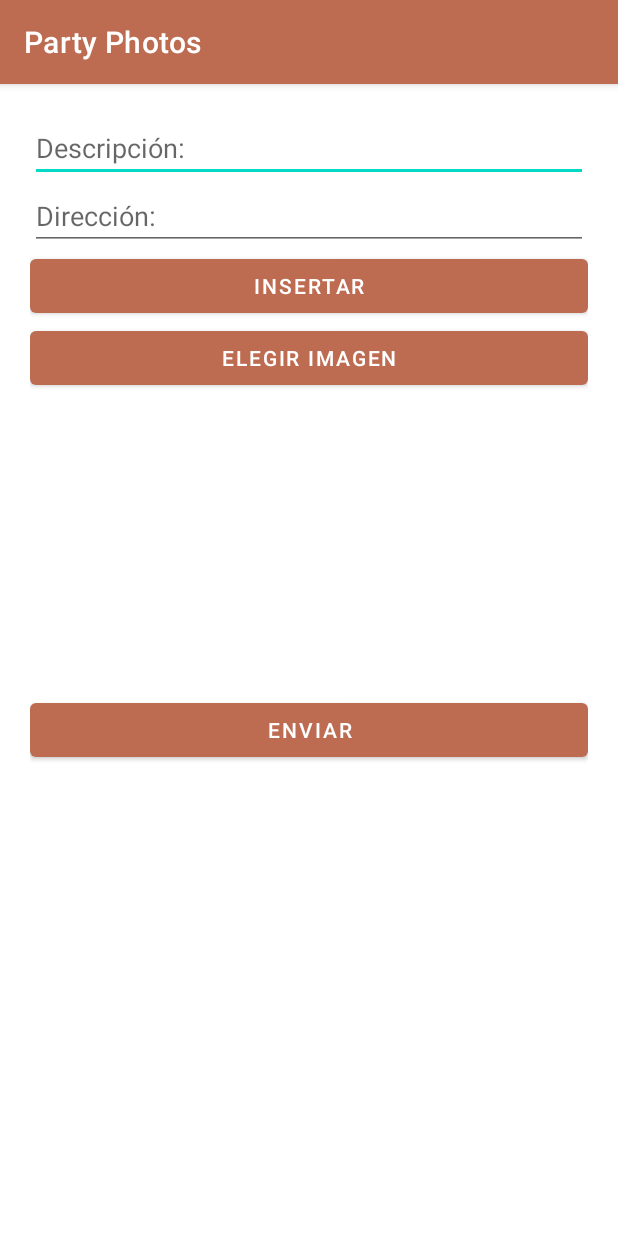
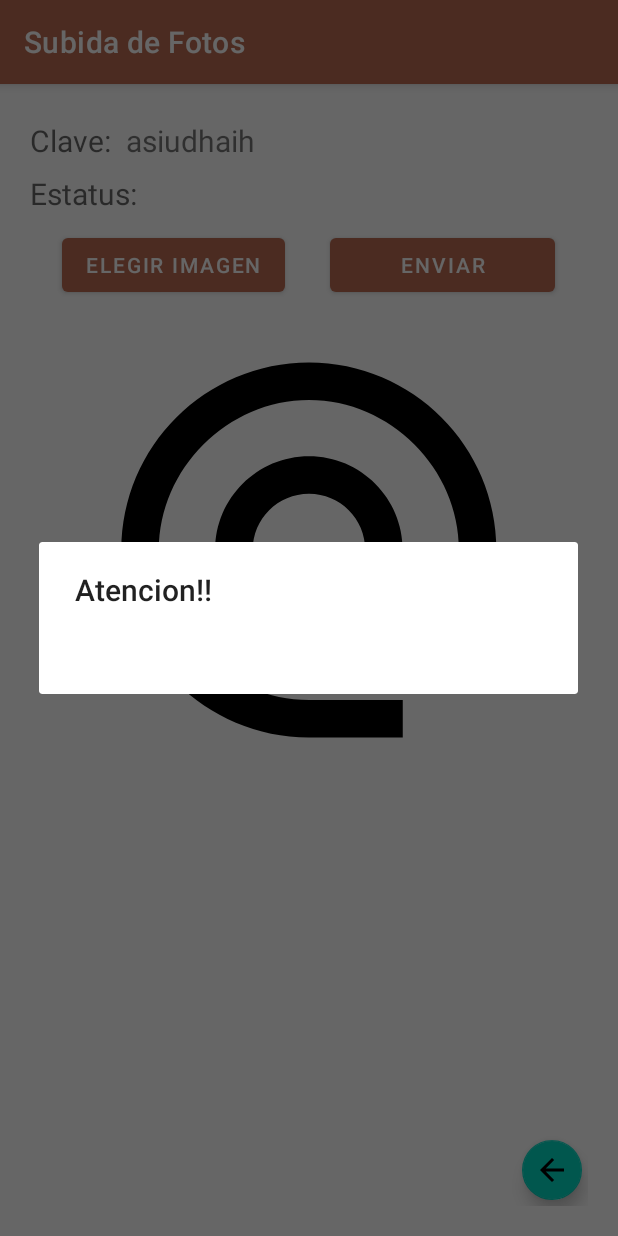
Before and after one commit to charlie1525/LADM_U4_Practica2_AlbumFotografico_CarlosyCarlos, an Android app: the PhotoUpload screen opened directly, with no data from a screen before it, on a phone screen of 412 x 824 dp. Run offline under Robolectric (Android 15) with nearby library versions, the phone set to English and light mode, and no system bars; our stand-ins replace Firebase (no records; nobody signed in at launch, a user with empty details on screens opened directly); 1 statement that could not run was skipped.

Commit message:
Adding the rest of the functionality and a new UI for the Uploaded photo activity, pending the firestore query

```diff
--- a/app/src/main/java/mx/tecnm/ittepic/ladm_u4_practica2_albumfotografico_carlosycarlos/PhotoUpload.kt
+++ b/app/src/main/java/mx/tecnm/ittepic/ladm_u4_practica2_albumfotografico_carlosycarlos/PhotoUpload.kt
@@ -1,34 +1,137 @@
 package mx.tecnm.ittepic.ladm_u4_practica2_albumfotografico_carlosycarlos
 
+import android.app.ProgressDialog
+import android.content.Intent
+import android.graphics.BitmapFactory
+import android.net.Uri
 import androidx.appcompat.app.AppCompatActivity
 import android.os.Bundle
+import android.widget.ArrayAdapter
+import android.widget.ProgressBar
 import android.widget.Toast
 import androidx.appcompat.app.AlertDialog
+import com.google.firebase.firestore.FirebaseFirestore
 import com.google.firebase.storage.FirebaseStorage
 import mx.tecnm.ittepic.ladm_u4_practica2_albumfotografico_carlosycarlos.databinding.ActivityPhotoUploadBinding
+import java.io.File
+import java.util.*
+import kotlin.collections.ArrayList
 
 class PhotoUpload : AppCompatActivity() {
     private lateinit var binding: ActivityPhotoUploadBinding
+    private val listaArchivos = ArrayList<String>()
+    private lateinit var imagen: Uri
+    private var gallerySuccess = 1
+    private var intentKey = ""
+    private var status = ""
+
     override fun onCreate(savedInstanceState: Bundle?) {
         super.onCreate(savedInstanceState)
         binding = ActivityPhotoUploadBinding.inflate(layoutInflater)
         setContentView(binding.root)
+        title = "Subida de Fotos"
 
+        intentKey = "asiudhaih"// this.intent.extras!!.getString("id")!!
+        cargarLista(intentKey)
+
+
+        val query = FirebaseFirestore.getInstance()
+            .collection("eventos")
+        query.whereEqualTo("claveEvent", intentKey).get().addOnSuccessListener {
+            for (doc in it) {
+                status = doc!!.id
+            }
+            alerta(status)
+        }
+
+
+        binding.lbKeyEventUP.text = intentKey
+        binding.lbTypeEventUP.text = status
+
+
+        binding.btnSeleccionar.setOnClickListener {
+            val galeria = Intent(Intent.ACTION_GET_CONTENT)
+            galeria.type = "image/*"
+            startActivityForResult(galeria, gallerySuccess)
+        }// fin de la selección de imagenes.
+
+        binding.btnSubir.setOnClickListener {
+            var nombreImagen = ""
+            val cal = GregorianCalendar.getInstance()
+            nombreImagen = cal.get(Calendar.YEAR).toString() + "/" +
+                    cal.get(Calendar.MONTH).toString() + "/" +
+                    cal.get(Calendar.DAY_OF_MONTH).toString() + ", " +
+                    cal.get(Calendar.HOUR_OF_DAY).toString() + ":" +
+                    cal.get(Calendar.MINUTE).toString() + ":" +
+                    cal.get(Calendar.MILLISECOND).toString() + ".jpg"
+
+            val stRef = FirebaseStorage.getInstance()
+                .reference.child("eventos/$intentKey/$nombreImagen")
+
+            val progressDi = ProgressDialog(this)
+            progressDi.setMessage("Subiendo foto")
+            progressDi.setCancelable(false)
+            progressDi.show()
+
+            stRef.putFile(imagen).addOnSuccessListener {
+                progressDi.dismiss()
+                mensaje("Imagen subida correctamente")
+                binding.IVimagen.setImageBitmap(null)
+                cargarLista(intentKey)
+            }// fin del success
+                .addOnFailureListener {
+                    progressDi.dismiss()
+                    alerta("Error en la subida \n${it.message}")
+                }
+        }// fin de la subida de una foto
+
+        binding.fabUP.setOnClickListener { finish() }
 
 
     }
 
 
-    private fun cargarLista(){
-        val storageRef = FirebaseStorage.getInstance().reference.child("evento")
+    private fun cargarLista(key: String) {
+        val storageRef = FirebaseStorage.getInstance().reference.child("eventos/$key")
+        storageRef.listAll().addOnSuccessListener { it ->
+            listaArchivos.clear()
+            it.items.forEach { listaArchivos.add(it.name) }
+            binding.lvLista.adapter =
+                ArrayAdapter(this, android.R.layout.simple_selectable_list_item, listaArchivos)
+            binding.lvLista.setOnItemClickListener { _, _, i, _ ->
+                cargarImagen(
+                    listaArchivos[i],
+                    key
+                )
+            }
+        }// fin del on success listener
     }
 
-    private fun mensaje(cadena: String){
+    private fun cargarImagen(s: String, key: String) {
+        val stRef = FirebaseStorage.getInstance().reference.child("eventos/$key/$s")
+        val tempFile = File.createTempFile("tempImage", "jpg")
+        stRef.getFile(tempFile).addOnSuccessListener {
+            val mapabits = BitmapFactory.decodeFile(tempFile.absolutePath)
+            binding.IVimagen.setImageBitmap(mapabits)
+        }
+    }
+
+    private fun mensaje(cadena: String) {
         Toast.makeText(this, cadena, Toast.LENGTH_SHORT).show()
     }
-    private fun alerta(cadena:String){
+
+    private fun alerta(cadena: String) {
         AlertDialog.Builder(this).setTitle("Atencion!!")
             .setMessage(cadena).show()
     }
 
+    @Deprecated("Deprecated in Java")
+    override fun onActivityResult(requestCode: Int, resultCode: Int, data: Intent?) {
+        super.onActivityResult(requestCode, resultCode, data)
+        if (requestCode == 2) {
+            imagen = data!!.data!!
+            binding.IVimagen.setImageURI(imagen)
+        }
+
+    }
 }
--- a/app/src/main/java/mx/tecnm/ittepic/ladm_u4_practica2_albumfotografico_carlosycarlos/Selector.kt
+++ b/app/src/main/java/mx/tecnm/ittepic/ladm_u4_practica2_albumfotografico_carlosycarlos/Selector.kt
@@ -29,6 +29,12 @@ class Selector : AppCompatActivity() {
         binding.btnCreateSl.setOnClickListener {
             createPopUp(key,user!!)
         }// fin del boton para la creacion de un evento
+
+        binding.btnFotos.setOnClickListener {
+            val uploadPhotos = Intent(this,PhotoUpload::class.java)
+            uploadPhotos.putExtra("id",key)
+            startActivity(uploadPhotos)
+        }
 
     }
 
--- /dev/null
+++ b/app/src/main/res/drawable/ic_baseline_arrow_back_24.xml
@@ -0,0 +1,5 @@
+<vector android:autoMirrored="true" android:height="24dp"
+    android:tint="#000000" android:viewportHeight="24"
+    android:viewportWidth="24" android:width="24dp" xmlns:android="http://schemas.android.com/apk/res/android">
+    <path android:fillColor="@android:color/white" android:pathData="M20,11H7.83l5.59,-5.59L12,4l-8,8 8,8 1.41,-1.41L7.83,13H20v-2z"/>
+</vector>
--- a/app/src/main/res/layout/activity_photo_upload.xml
+++ b/app/src/main/res/layout/activity_photo_upload.xml
@@ -1,50 +1,116 @@
 <?xml version="1.0" encoding="utf-8"?>
-<LinearLayout xmlns:android="http://schemas.android.com/apk/res/android"
+<androidx.constraintlayout.widget.ConstraintLayout xmlns:android="http://schemas.android.com/apk/res/android"
     xmlns:tools="http://schemas.android.com/tools"
     android:layout_width="match_parent"
     android:layout_height="match_parent"
+    xmlns:app="http://schemas.android.com/apk/res-auto"
+    android:padding="20sp"
     tools:context=".PhotoUpload"
-    android:padding="20sp"
-    android:orientation="vertical">
+    android:layout_gravity="center">
 
-    <EditText
+
+    <LinearLayout
+        android:id="@+id/linearLayout"
         android:layout_width="match_parent"
         android:layout_height="wrap_content"
-        android:hint="Descripción:"
-        android:id="@+id/txtDescripcion"/>
-    <EditText
+        android:layout_marginTop="4dp"
+        app:layout_constraintTop_toTopOf="parent"
+        tools:layout_editor_absoluteX="20dp">
+
+        <TextView
+            android:id="@+id/txtDescripcion"
+            android:layout_width="wrap_content"
+            android:layout_height="wrap_content"
+            android:hint="@string/claveUploadPhoto"
+            android:textColor="@color/black"
+            android:textSize="20sp" />
+
+        <TextView
+            android:id="@+id/lbKeyEventUP"
+            android:layout_width="match_parent"
+            android:layout_height="wrap_content"
+            android:layout_marginStart="10sp"
+            android:textSize="20sp" />
+
+    </LinearLayout>
+
+
+    <LinearLayout
+        android:id="@+id/linearLayout2"
         android:layout_width="match_parent"
         android:layout_height="wrap_content"
-        android:hint="Dirección:"
-        android:id="@+id/txtDireccion"/>
+        android:layout_marginTop="8dp"
+        app:layout_constraintTop_toBottomOf="@+id/linearLayout"
+        tools:layout_editor_absoluteX="16dp">
 
-    <Button
+        <TextView
+            android:id="@+id/txtDireccion"
+            android:layout_width="wrap_content"
+            android:layout_height="wrap_content"
+            android:hint="@string/eventStatusUP"
+            android:textSize="20sp" />
+
+        <TextView
+            android:id="@+id/lbTypeEventUP"
+            android:layout_width="match_parent"
+            android:layout_height="wrap_content"
+            android:layout_marginStart="10sp"
+            android:textSize="20sp" />
+    </LinearLayout>
+
+    <LinearLayout
+        android:id="@+id/linearLayout3"
         android:layout_width="match_parent"
         android:layout_height="wrap_content"
-        android:text="insertar"
-        android:id="@+id/btnInsetarM2"/>
+        android:layout_marginTop="10sp"
+        android:gravity="center"
+        app:layout_constraintTop_toBottomOf="@+id/linearLayout2"
+        tools:layout_editor_absoluteX="20dp">
 
-    <Button
-        android:layout_width="match_parent"
-        android:layout_height="wrap_content"
-        android:id="@+id/btnSeleccionar"
-        android:text="Elegir imagen"/>
+        <Button
+            android:id="@+id/btnSeleccionar"
+            android:layout_width="wrap_content"
+            android:layout_height="wrap_content"
+            android:layout_marginEnd="10sp"
+            android:text="@string/sendImageBtnUp" />
+
+        <Button
+            android:id="@+id/btnSubir"
+            android:layout_width="150sp"
+            android:layout_height="wrap_content"
+            android:layout_marginStart="20sp"
+            android:text="@string/enviarBtnUP" />
+    </LinearLayout>
+
 
     <ImageView
-        android:layout_width="200sp"
-        android:layout_height="200sp"
         android:id="@+id/IVimagen"
-        android:layout_gravity="center"/>
+        android:layout_width="300sp"
+        android:layout_height="300sp"
+        android:layout_marginTop="16dp"
+        android:gravity="center"
+        app:layout_constraintEnd_toEndOf="parent"
+        app:layout_constraintStart_toStartOf="parent"
+        app:layout_constraintTop_toBottomOf="@+id/linearLayout3"
+        android:src="@drawable/ic_baseline_alternate_email_24"/>
 
-    <Button
-        android:layout_width="match_parent"
-        android:layout_height="wrap_content"
-        android:id="@+id/btnSubir"
-        android:text="enviar"/>
 
     <ListView
         android:id="@+id/lvLista"
         android:layout_width="match_parent"
-        android:layout_height="147dp" />
+        android:layout_height="230sp"
+        app:layout_constraintBottom_toBottomOf="parent"
+        app:layout_constraintEnd_toEndOf="parent"
+        app:layout_constraintStart_toStartOf="parent"
+        app:layout_constraintTop_toBottomOf="@+id/IVimagen"/>
 
-</LinearLayout>
+    <com.google.android.material.floatingactionbutton.FloatingActionButton
+        android:layout_width="wrap_content"
+        android:layout_height="wrap_content"
+        android:src="@drawable/ic_baseline_arrow_back_24"
+        app:fabSize="mini"
+        app:layout_constraintBottom_toBottomOf="parent"
+        app:layout_constraintEnd_toEndOf="parent"
+        android:id="@+id/fabUP"/>
+
+</androidx.constraintlayout.widget.ConstraintLayout>
--- a/app/src/main/res/layout/activity_selector.xml
+++ b/app/src/main/res/layout/activity_selector.xml
@@ -13,6 +13,12 @@
         android:text="@string/buttonTextSelector"
         android:layout_gravity="center"
         android:id="@+id/btnCreateSl"/>
+    <Button
+        android:layout_width="wrap_content"
+        android:layout_height="wrap_content"
+        android:text="pantalla para fotos"
+        android:layout_gravity="center"
+        android:id="@+id/btnFotos"/>
 
 
 </LinearLayout>
--- a/app/src/main/res/values/strings.xml
+++ b/app/src/main/res/values/strings.xml
@@ -13,4 +13,8 @@
     <string name="eventTypePöpUp">Tipo de evento</string>
     <string name="correoPopUp">Correo:</string>
     <string name="clavePopUp">Clave:</string>
+    <string name="claveUploadPhoto">Clave:</string>
+    <string name="eventStatusUP">Estatus:</string>
+    <string name="enviarBtnUP">enviar</string>
+    <string name="sendImageBtnUp">Elegir imagen</string>
 </resources>
```
